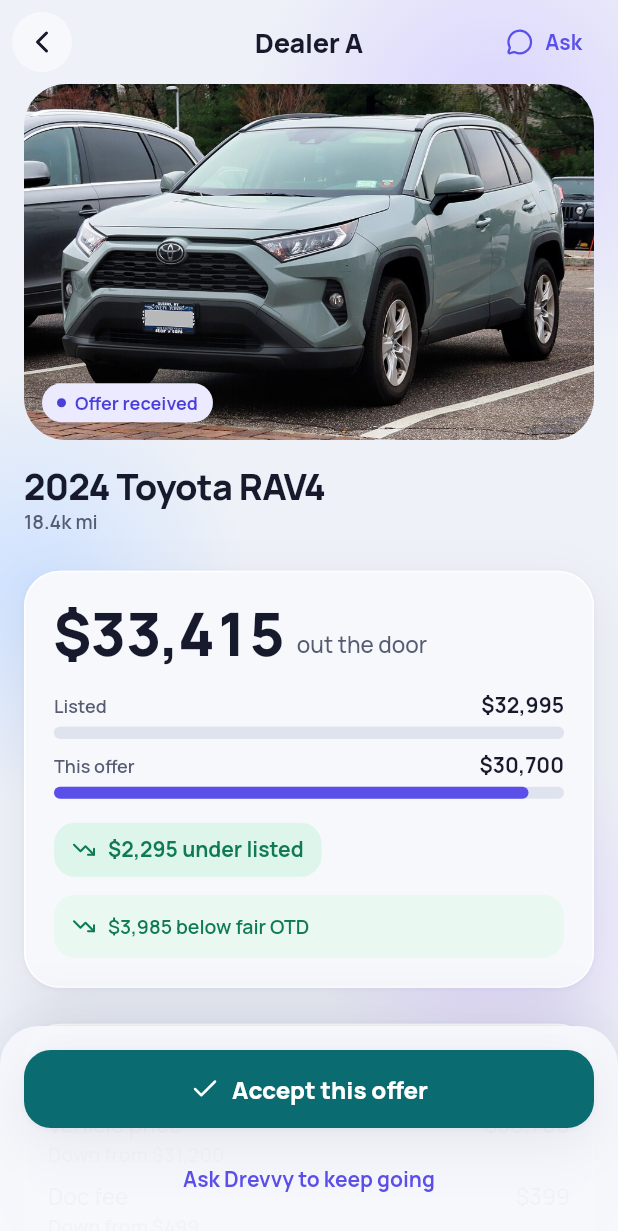
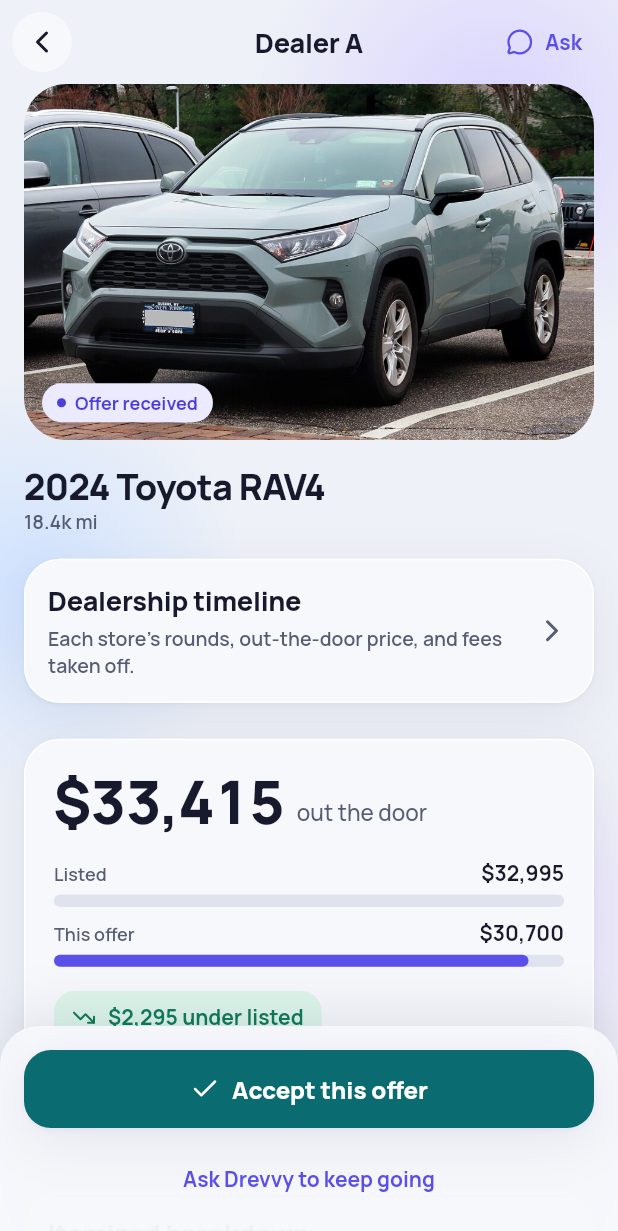
Before and after one commit to wilsonpartyof5/autoagent, a Flutter app: the DealDetailScreen screen opened directly with empty values, on a phone screen of 412 x 824 dp. Shown: the top 1231 px of the screen. Run offline on Flutter 3.47's test engine with Material 3 defaults, Android fonts, the phone set to English and light mode, and no system bars; our stand-ins replace equatable, firebase_core, firebase_messaging, flutter_riverpod, flutter_secure_storage, go_router and 4 more; missing offline and left inert: purchases_flutter, superwallkit_flutter; accounts and stored records are empty.

Commit message:
feat(flutter): add a dealership timeline on each deal (#77)
Show each dealer's rounds, itemized price drops with removed fees crossed off, the out-the-door price, and status. Shopper copy calls this transparency.

Co-authored-by: Cursor Agent <cursoragent@cursor.com>
Co-authored-by: wilsonpartyof5 <wilsonpartyof5@users.noreply.github.com>

```diff
--- a/apps/drevvy-app/lib/data/models/deal.dart
+++ b/apps/drevvy-app/lib/data/models/deal.dart
@@ -23,6 +23,7 @@ class Deal extends Equatable {
     this.acceptedOffer,
     this.changedOffer,
     this.tryOnceMoreUsed = false,
+    this.dealerTimelines = const [],
   });
 
   final String id;
@@ -43,6 +44,10 @@ class Deal extends Equatable {
   final Offer? acceptedOffer;
   final Offer? changedOffer;
   final bool tryOnceMoreUsed;
+
+  /// Per-dealership written quotes. Empty means the screen builds one
+  /// timeline from this deal's own offers.
+  final List<DealerTimeline> dealerTimelines;
 
   Offer? get latestOffer => offers.isNotEmpty ? offers.last : null;
 
@@ -79,8 +84,24 @@ class Deal extends Equatable {
     return status.progressStep ?? 1;
   }
 
+  /// Each dealership's rounds. Shopper copy uses a letter until the store is revealed.
+  List<DealerTimeline> get timelines {
+    if (dealerTimelines.isNotEmpty) return dealerTimelines;
+    return [
+      DealerTimeline(
+        letter: letter,
+        status: status,
+        revealedName: status.dealerRevealed ? dealer?.name : null,
+        rounds: [
+          for (var index = 0; index < offers.length; index++)
+            DealerQuoteRound.fromOffer(offers[index], index + 1),
+        ],
+      ),
+    ];
+  }
+
   @override
-  List<Object?> get props => [id, status, offers];
+  List<Object?> get props => [id, status, offers, dealerTimelines];
 
   Deal copyWith({
     DealStatus? status,
@@ -94,6 +115,7 @@ class Deal extends Equatable {
     Offer? acceptedOffer,
     Offer? changedOffer,
     bool? tryOnceMoreUsed,
+    List<DealerTimeline>? dealerTimelines,
   }) {
     return Deal(
       id: id,
@@ -114,6 +136,7 @@ class Deal extends Equatable {
       acceptedOffer: acceptedOffer ?? this.acceptedOffer,
       changedOffer: changedOffer ?? this.changedOffer,
       tryOnceMoreUsed: tryOnceMoreUsed ?? this.tryOnceMoreUsed,
+      dealerTimelines: dealerTimelines ?? this.dealerTimelines,
     );
   }
 }
@@ -154,6 +177,69 @@ class OfferLine extends Equatable {
 
   @override
   List<Object?> get props => [key, amount];
+}
+
+/// One written quote in a dealership's price timeline.
+class DealerQuoteRound extends Equatable {
+  const DealerQuoteRound({
+    required this.id,
+    required this.round,
+    required this.receivedAt,
+    required this.otd,
+    required this.vehiclePrice,
+    required this.lines,
+    this.removedFees = const [],
+  });
+
+  final String id;
+  final int round;
+  final DateTime receivedAt;
+  final int otd;
+  final int vehiclePrice;
+  final List<OfferLine> lines;
+  final List<OfferLine> removedFees;
+
+  factory DealerQuoteRound.fromOffer(Offer offer, int round) {
+    return DealerQuoteRound(
+      id: offer.id,
+      round: round,
+      receivedAt: offer.receivedAt,
+      otd: offer.otd,
+      vehiclePrice: offer.vehiclePrice,
+      lines: offer.lines,
+      removedFees: offer.removedAddOns,
+    );
+  }
+
+  @override
+  List<Object?> get props => [id, round, otd];
+}
+
+/// One dealership on the deal timeline. [letter] is what the shopper sees
+/// until the store name is allowed to show.
+class DealerTimeline extends Equatable {
+  const DealerTimeline({
+    required this.letter,
+    required this.status,
+    this.rounds = const [],
+    this.revealedName,
+  });
+
+  final String letter;
+  final DealStatus status;
+  final List<DealerQuoteRound> rounds;
+  final String? revealedName;
+
+  String get label {
+    final name = revealedName?.trim();
+    if (name != null && name.isNotEmpty) return name;
+    return 'Dealer $letter';
+  }
+
+  int? get latestOtd => rounds.isEmpty ? null : rounds.last.otd;
+
+  @override
+  List<Object?> get props => [letter, status, rounds];
 }
 
 class OfficialOffer extends Offer {
--- a/apps/drevvy-app/lib/features/deals/screens/deal_detail_screen.dart
+++ b/apps/drevvy-app/lib/features/deals/screens/deal_detail_screen.dart
@@ -243,6 +243,12 @@ class _DealDetailScreenState extends State<DealDetailScreen> {
                         style: text.callout.copyWith(color: colors.muted),
                       ),
 
+                      const SizedBox(height: DrevvySpace.s4),
+
+                      _TimelineLink(
+                        onOpen: () => context.push('/deal/${deal.id}/timeline'),
+                      ),
+
                       const SizedBox(height: DrevvySpace.s6),
 
                       if (deal.status.isEnded) ...[
@@ -321,6 +327,51 @@ class _DealDetailScreenState extends State<DealDetailScreen> {
               ),
             ),
         ],
+      ),
+    );
+  }
+}
+
+class _TimelineLink extends StatelessWidget {
+  const _TimelineLink({required this.onOpen});
+
+  final VoidCallback onOpen;
+
+  @override
+  Widget build(BuildContext context) {
+    final colors = context.drevvy;
+    final text = context.drevvyText;
+
+    return GlassCard(
+      padding: EdgeInsets.zero,
+      child: Material(
+        color: Colors.transparent,
+        child: InkWell(
+          onTap: onOpen,
+          borderRadius: BorderRadius.circular(DrevvyRadius.lg),
+          child: Padding(
+            padding: const EdgeInsets.all(DrevvySpace.s4),
+            child: Row(
+              children: [
+                Expanded(
+                  child: Column(
+                    crossAxisAlignment: CrossAxisAlignment.start,
+                    children: [
+                      Text('Dealership timeline', style: text.title),
+                      const SizedBox(height: DrevvySpace.s1),
+                      Text(
+                        'Each store\'s rounds, out-the-door price, and fees taken off.',
+                        style: text.callout.copyWith(color: colors.muted),
+                      ),
+                    ],
+                  ),
+                ),
+                const SizedBox(width: DrevvySpace.s3),
+                Icon(LucideIcons.chevronRight, color: colors.muted),
+              ],
+            ),
+          ),
+        ),
       ),
     );
   }
```
Also changed, not shown: apps/drevvy-app/lib/core/router/router.dart (+9 -0 lines), apps/drevvy-app/lib/data/repositories/demo_repository.dart (+124 -0 lines), apps/drevvy-app/lib/features/deals/screens/deal_timeline_screen.dart (added, +299 -0 lines), 2 other files.
